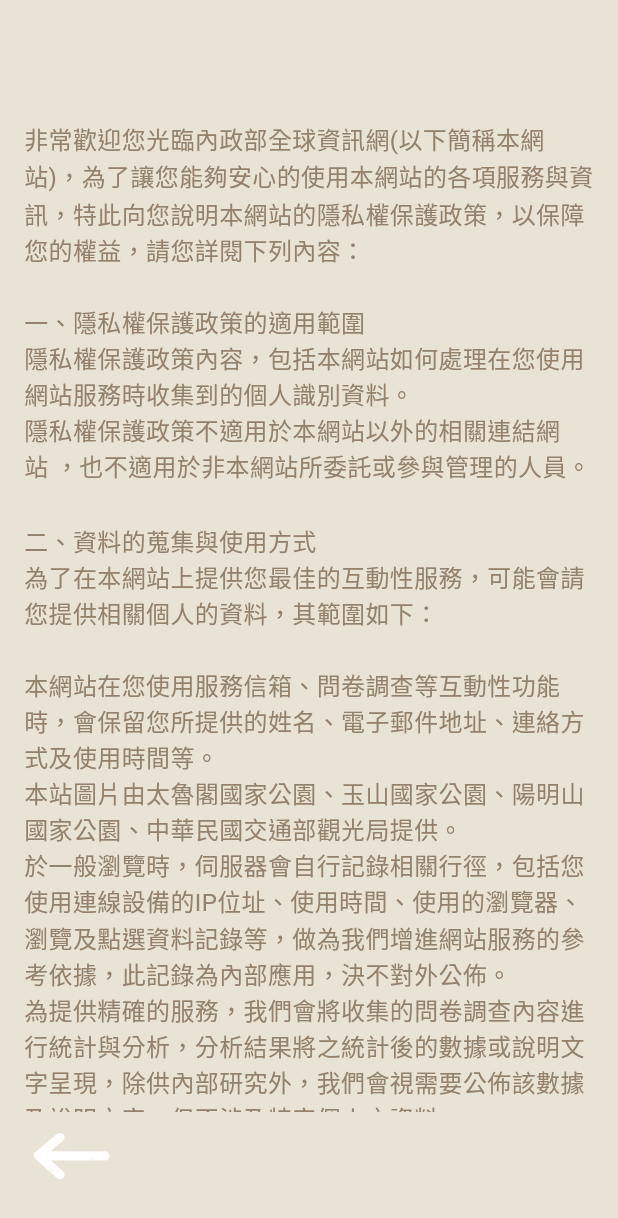
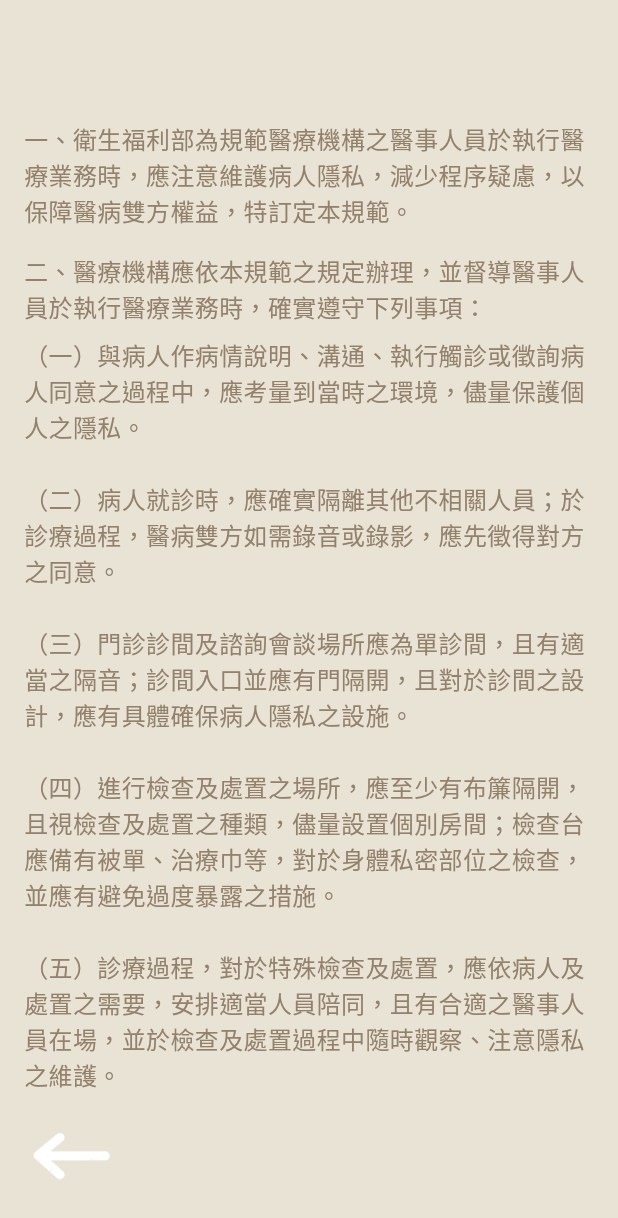
Before and after one commit to 411631277/project, a Flutter app: the PrivacyPolicyPage screen opened directly, on a phone screen of 412 x 824 dp. Shown: the top 1218 px of the screen. Run offline on Flutter 3.47's test engine with Material 3 defaults, Android fonts, the phone set to English and light mode, and no system bars; our stand-ins replace cloud_firestore, firebase_auth, firebase_core, firebase_storage, image_picker, logger and 4 more; accounts and stored records are empty; network calls fail.

Commit message:
小更動

```diff
--- a/lib/home/home_screen.dart
+++ b/lib/home/home_screen.dart
@@ -467,7 +467,7 @@ class _HomeScreenWidgetState extends State<HomeScreenWidget> {
 
             // **顯示當前步數 & 目標步數 (可點擊)**
             Positioned(
-              top: screenHeight * 0.40,
+              top: screenHeight * 0.45,
               left: screenWidth * 0.08,
               child: Column(
                 crossAxisAlignment: CrossAxisAlignment.start,
--- a/lib/home/privacy.dart
+++ b/lib/home/privacy.dart
@@ -16,21 +16,45 @@ class PrivacyPolicyPage extends StatelessWidget {
         color: const Color.fromRGBO(233, 227, 213, 1),
         child: Stack(
           children: [
-            // 隱私政策內容（重點修改在這裡）
+            // 主要內容區
             Positioned(
               top: 0,
               left: 0,
               right: 0,
-              bottom: screenHeight * 0.1, // 明確留出底部空間，避免與按鈕重疊
+              bottom: screenHeight * 0.1, // 預留底部空間給返回按鈕
               child: SingleChildScrollView(
                 padding: const EdgeInsets.symmetric(horizontal: 16.0),
                 child: Column(
                   crossAxisAlignment: CrossAxisAlignment.start,
-                  children: const <Widget>[
+                  children: const [
                     SizedBox(height: 80),
+
+                    // 以下為「醫療機構醫療隱私維護規範」文字，可依需求分段
                     Text(
-                      '非常歡迎您光臨內政部全球資訊網(以下簡稱本網站)，'
-                      '為了讓您能夠安心的使用本網站的各項服務與資訊，特此向您說明本網站的隱私權保護政策，以保障您的權益，請您詳閱下列內容：\n',
+                      '一、衛生福利部為規範醫療機構之醫事人員於執行醫療業務時，'
+                      '應注意維護病人隱私，減少程序疑慮，以保障醫病雙方權益，特訂定本規範。',
+                      style: TextStyle(
+                        fontSize: 16,
+                        color: Color.fromRGBO(147, 129, 108, 1),
+                        height: 1.5,
+                      ),
+                    ),
+                    SizedBox(height: 16),
+
+                    Text(
+                      '二、醫療機構應依本規範之規定辦理，並督導醫事人員於執行醫療業務時，'
+                      '確實遵守下列事項：',
+                      style: TextStyle(
+                        fontSize: 16,
+                        color: Color.fromRGBO(147, 129, 108, 1),
+                        height: 1.5,
+                      ),
+                    ),
+                    SizedBox(height: 8),
+
+                    Text(
+                      '（一）與病人作病情說明、溝通、執行觸診或徵詢病人同意之過程中，'
+                      '應考量到當時之環境，儘量保護個人之隱私。\n',
                       style: TextStyle(
                         fontSize: 16,
                         color: Color.fromRGBO(147, 129, 108, 1),
@@ -38,9 +62,8 @@ class PrivacyPolicyPage extends StatelessWidget {
                       ),
                     ),
                     Text(
-                      '一、隱私權保護政策的適用範圍\n'
-                      '隱私權保護政策內容，包括本網站如何處理在您使用網站服務時收集到的個人識別資料。\n'
-                      '隱私權保護政策不適用於本網站以外的相關連結網站 ，也不適用於非本網站所委託或參與管理的人員。\n',
+                      '（二）病人就診時，應確實隔離其他不相關人員；於診療過程，'
+                      '醫病雙方如需錄音或錄影，應先徵得對方之同意。\n',
                       style: TextStyle(
                         fontSize: 16,
                         color: Color.fromRGBO(147, 129, 108, 1),
@@ -48,13 +71,8 @@ class PrivacyPolicyPage extends StatelessWidget {
                       ),
                     ),
                     Text(
-                      '二、資料的蒐集與使用方式\n'
-                      '為了在本網站上提供您最佳的互動性服務，可能會請您提供相關個人的資料，其範圍如下：\n\n'
-                      '本網站在您使用服務信箱、問卷調查等互動性功能時，會保留您所提供的姓名、電子郵件地址、連絡方式及使用時間等。\n'
-                      '本站圖片由太魯閣國家公園、玉山國家公園、陽明山國家公園、中華民國交通部觀光局提供。\n'
-                      '於一般瀏覽時，伺服器會自行記錄相關行徑，包括您使用連線設備的IP位址、使用時間、使用的瀏覽器、瀏覽及點選資料記錄等，做為我們增進網站服務的參考依據，此記錄為內部應用，決不對外公佈。\n'
-                      '為提供精確的服務，我們會將收集的問卷調查內容進行統計與分析，分析結果將之統計後的數據或說明文字呈現，除供內部研究外，我們會視需要公佈該數據及說明文字，但不涉及特定個人之資料。\n'
-                      '除非取得您的同意或其他法令之特別規定，本網站絕不會將您的個人資料揭露於第三人或使用於蒐集目的以外之其他用途。\n',
+                      '（三）門診診間及諮詢會談場所應為單診間，且有適當之隔音；'
+                      '診間入口並應有門隔開，且對於診間之設計，應有具體確保病人隱私之設施。\n',
                       style: TextStyle(
                         fontSize: 16,
                         color: Color.fromRGBO(147, 129, 108, 1),
@@ -62,9 +80,9 @@ class PrivacyPolicyPage extends StatelessWidget {
                       ),
                     ),
                     Text(
-                      '三、資料之保護\n'
-                      '本網站主機均設有防火牆、防毒系統等相關的各項資訊安全設備及必要的安全防護措施，加以保護網站及您的個人資料採用嚴格的保護措施，只由經過授權的人員才能接觸您的個人資料，相關處理人員皆簽有保密合約，如有違反保密義者，將會受到相關的法律處分。\n'
-                      '如因業務需要有必要委託本部相關單位提供服務時，本網站亦會嚴格要求其遵守保密義務，並且採取必要檢查程序以確定其將確實遵守。\n',
+                      '（四）進行檢查及處置之場所，應至少有布簾隔開，且視檢查及處置之種類，'
+                      '儘量設置個別房間；檢查台應備有被單、治療巾等，對於身體私密部位之檢查，'
+                      '並應有避免過度暴露之措施。\n',
                       style: TextStyle(
                         fontSize: 16,
                         color: Color.fromRGBO(147, 129, 108, 1),
@@ -72,8 +90,8 @@ class PrivacyPolicyPage extends StatelessWidget {
                       ),
                     ),
                     Text(
-                      '四、網站對外的相關連結\n'
-                      '本網站的網頁提供其他網站的網路連結，您也可經由本網站所提供的連結，點選進入其他網站。但該連結網站中不適用於本網站的隱私權保護政策，您必須參考該連結網站中的隱私權保護政策。\n',
+                      '（五）診療過程，對於特殊檢查及處置，應依病人及處置之需要，'
+                      '安排適當人員陪同，且有合適之醫事人員在場，並於檢查及處置過程中隨時觀察、注意隱私之維護。\n',
                       style: TextStyle(
                         fontSize: 16,
                         color: Color.fromRGBO(147, 129, 108, 1),
@@ -81,8 +99,8 @@ class PrivacyPolicyPage extends StatelessWidget {
                       ),
                     ),
                     Text(
-                      '五、Cookie之使用\n'
-                      '為了提供您最佳的服務，本網站會在您的電腦中放置並取用我們的Cookie ，若您不願接受Cookie的寫入，您可在您使用的瀏覽器功能項中設定隱私權等級為高，即可拒絕Cookie的寫入，但可能會導至網站某些功能無法正常執行 。\n',
+                      '（六）於診療過程中呼喚病人時，宜顧慮其權利及尊嚴；候診區就診名單之公布，'
+                      '應尊重病人之意願，以不呈現全名為原則。\n',
                       style: TextStyle(
                         fontSize: 16,
                         color: Color.fromRGBO(147, 129, 108, 1),
@@ -90,21 +108,46 @@ class PrivacyPolicyPage extends StatelessWidget {
                       ),
                     ),
                     Text(
-                      '六、隱私權保護政策之修正\n'
-                      '本網站隱私權保護政策將因應需求隨時進行修正，修正後的條款將刊登於網站上。',
+                      '（七）教學醫院之教學門診應有明顯標示，對實（見）習學生在旁，'
+                      '應事先充分告知病人；為考量病人隱私，對於身體私密部位之檢查，應徵得病人之同意。\n',
                       style: TextStyle(
                         fontSize: 16,
                         color: Color.fromRGBO(147, 129, 108, 1),
                         height: 1.5,
                       ),
                     ),
+                    SizedBox(height: 16),
+
+                    Text(
+                      '三、醫療機構應依前點各款事項，訂定具體規定及完備各種設施、設備或物品；'
+                      '且除確保病人之隱私外，亦應保障醫事人員之相對權益。',
+                      style: TextStyle(
+                        fontSize: 16,
+                        color: Color.fromRGBO(147, 129, 108, 1),
+                        height: 1.5,
+                      ),
+                    ),
+                    SizedBox(height: 16),
+
+                    Text(
+                      '四、醫療機構應遵守性別工作平等法及性騷擾防治法規定，'
+                      '建立性騷擾防治及保護之申訴管道，及指定專責人員（單位）受理申訴，'
+                      '並明定處理程序，處理申訴及檢討改進診療流程。',
+                      style: TextStyle(
+                        fontSize: 16,
+                        color: Color.fromRGBO(147, 129, 108, 1),
+                        height: 1.5,
+                      ),
+                    ),
+
                     SizedBox(height: 100),
                   ],
                 ),
               ),
             ),
+            // 返回按鈕
             Positioned(
-              bottom: 20, // 固定距離螢幕底部20
+              bottom: 20,
               left: 16,
               child: GestureDetector(
                 onTap: () {
--- a/lib/questionGroup/attachment.dart
+++ b/lib/questionGroup/attachment.dart
@@ -125,6 +125,11 @@ class _AttachmentWidget extends State<AttachmentWidget> {
                       ),
                       for (int i = 0; i < questions.length; i++)
                         TableRow(
+                          decoration: BoxDecoration(
+      color: answers[i] != null
+          ? const Color.fromARGB(255, 241, 215, 237) // 已回答時
+          :  Color.fromRGBO(233, 227, 213, 1)  ,          // 未回答時
+    ),
                           children: [
                             Text("${i + 1}. ${questions[i]}",
                                 style: const TextStyle(fontSize: 14)),
--- a/lib/questionGroup/knowledge_widget.dart
+++ b/lib/questionGroup/knowledge_widget.dart
@@ -118,6 +118,11 @@ class _KnowledgeWidgetState extends State<KnowledgeWidget> {
                       ),
                       for (int i = 0; i < questions.length; i++)
                         TableRow(
+                          decoration: BoxDecoration(
+      color: answers[i] != null
+          ? const Color.fromARGB(255, 241, 215, 237) // 已回答時
+          :  Color.fromRGBO(233, 227, 213, 1)  ,          // 未回答時
+    ),
                           children: [
                             Text("${i + 1}. ${questions[i]}",
                                 style: const TextStyle(fontSize: 14)),
--- a/lib/questionGroup/production.dart
+++ b/lib/questionGroup/production.dart
@@ -112,6 +112,11 @@ class _ProdutionWidget extends State<ProdutionWidget> {
                       ),
                       for (int i = 0; i < questions.length; i++)
                         TableRow(
+                          decoration: BoxDecoration(
+      color: answers[i] != null
+          ? const Color.fromARGB(255, 241, 215, 237) // 已回答時
+          :  Color.fromRGBO(233, 227, 213, 1)  ,          // 未回答時
+    ),
                           children: [
                             Text("${i + 1}. ${questions[i]}",
                                 style: const TextStyle(fontSize: 14)),
--- a/lib/questionGroup/sleep2.dart
+++ b/lib/questionGroup/sleep2.dart
@@ -104,6 +104,11 @@ class _Sleep2Widget extends State<Sleep2Widget> {
                       ),
                       for (int i = 0; i < questions.length; i++)
                         TableRow(
+                          decoration: BoxDecoration(
+      color: answers[i] != null
+          ? const Color.fromARGB(255, 241, 215, 237) // 已回答時
+          :  Color.fromRGBO(233, 227, 213, 1)  ,          // 未回答時
+    ),
                           children: [
                             Text("${i + 1}. ${questions[i]}",
                                 style: const TextStyle(fontSize: 14)),
```
Also changed, not shown: pubspec.lock, 4 other files.
